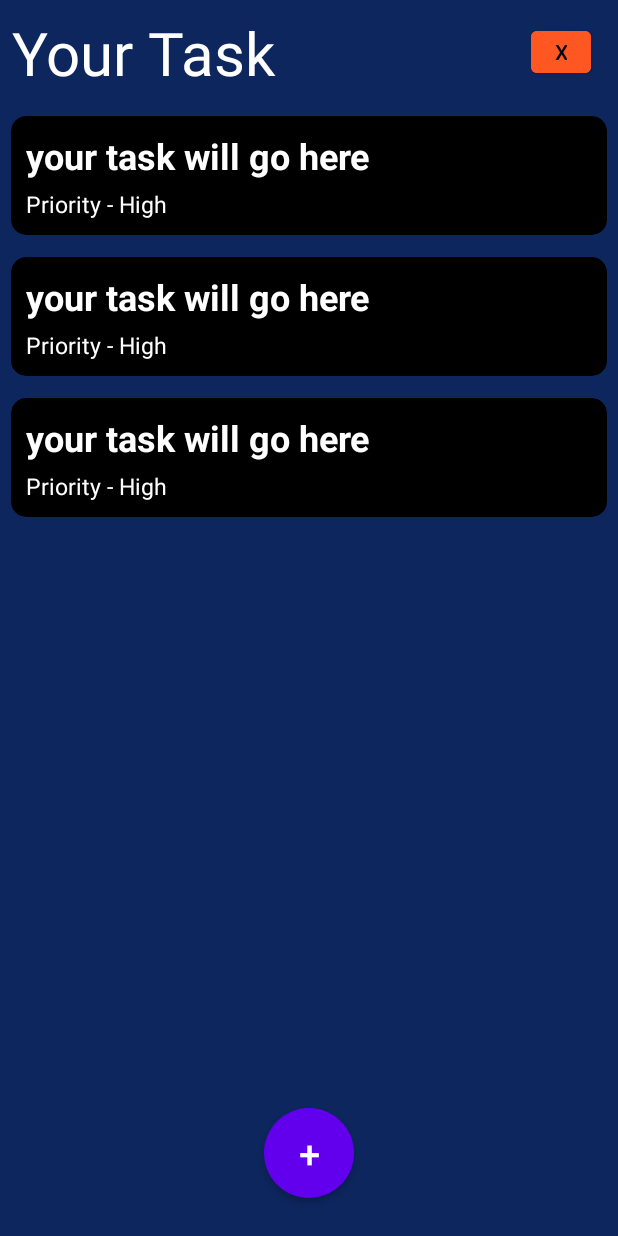
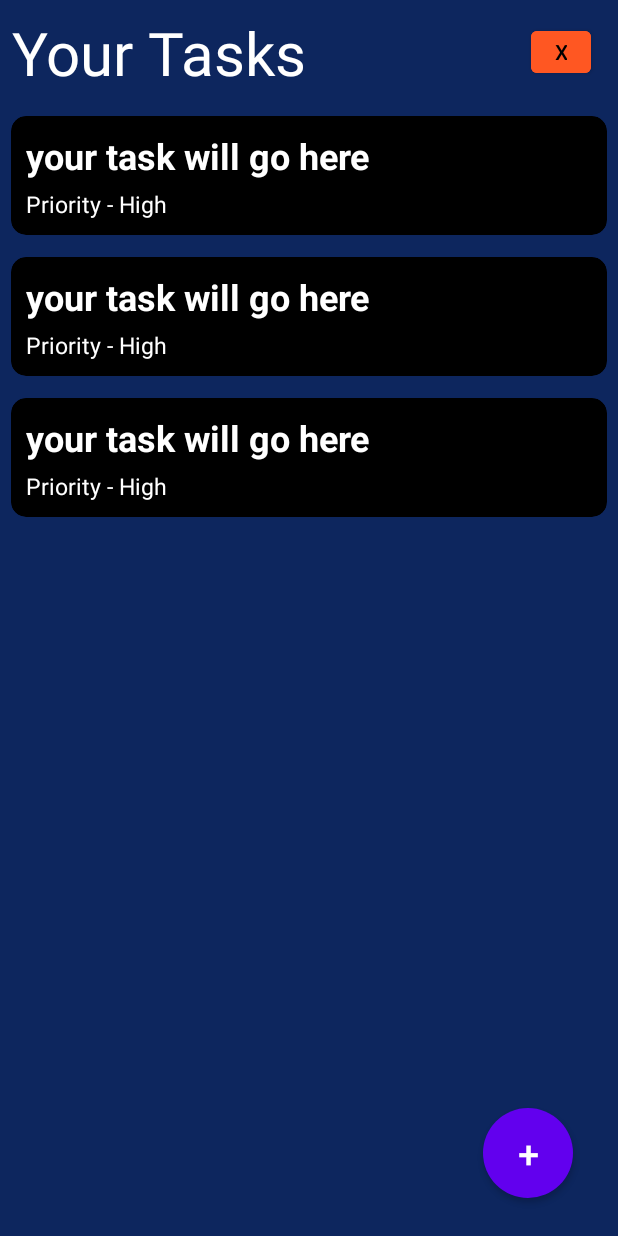
Before and after one commit to Hesh-k/DoMee, an Android app: the layout activity_main.xml on its own in the app's theme, with its tools: preview values and no code run, on a phone screen of 412 x 824 dp. Run offline under Robolectric (Android 15) with nearby library versions, the phone set to English and light mode, and no system bars.

Commit message:
text strings added

```diff
--- a/app/src/main/res/layout/activity_main.xml
+++ b/app/src/main/res/layout/activity_main.xml
@@ -18,7 +18,7 @@
             android:layout_weight="1"
             android:layout_height="wrap_content"
             android:fontFamily="sans-serif"
-            android:text="Your Task"
+            android:text="@string/task"
             android:textColor="@color/white"
             android:textSize="40sp" />
         <Button
@@ -47,8 +47,9 @@
             android:id="@+id/add"
             android:layout_width="60dp"
             android:layout_height="60dp"
-            android:layout_gravity="center|bottom"
+            android:layout_gravity="end|bottom"
             android:layout_marginBottom="25dp"
+            android:layout_marginRight="30dp"
             android:background="@drawable/circular_button"
             android:text="+"
             android:textColor="@color/white"
```
Also changed, not shown: app/src/main/res/layout/activity_create_card.xml (+4 -4 lines), app/src/main/res/layout/activity_update_card.xml (+5 -5 lines), app/src/main/res/values/strings.xml (+8 -0 lines).
